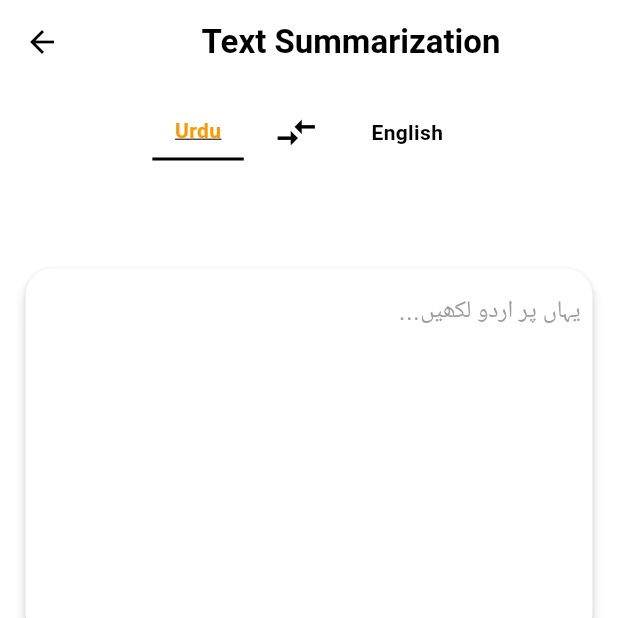
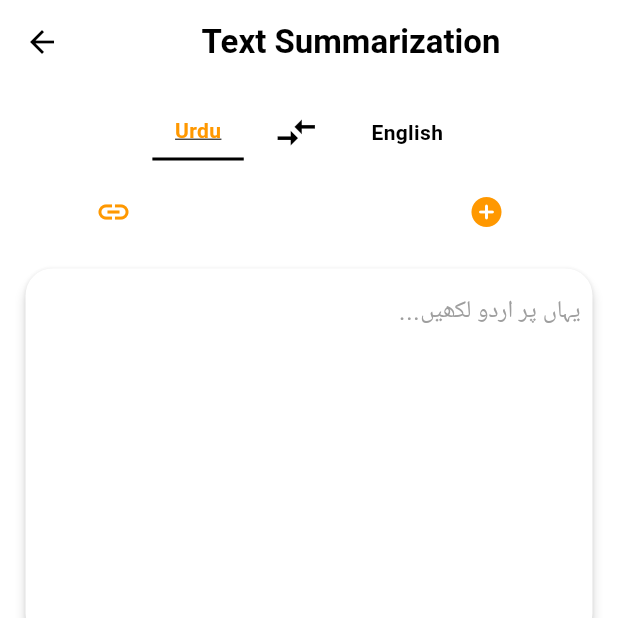
Before and after one commit to Wasiue03/linguotech, a Flutter app: the SummaryGeneratorScreen screen opened by its route, on a phone screen of 412 x 824 dp, the top half of it. Run offline on Flutter 3.47's test engine with Material 3 defaults, Android fonts, the phone set to English and light mode, and no system bars; our stand-ins replace cloud_firestore, file_picker, firebase_auth, firebase_core, flutter_tts, google_sign_in and 1 more; accounts and stored records are empty.

Commit message:
integrated language provider with summarization screen

```diff
--- a/lib/Screens/Summarization/summary.dart
+++ b/lib/Screens/Summarization/summary.dart
@@ -4,8 +4,10 @@ import 'package:flutter/material.dart';
 import 'package:flutter/services.dart';
 import 'package:linguotech/Screens/pdf.dart';
 import 'package:linguotech/model/Summarization/summary_model.dart';
+import 'package:linguotech/services/language_provider.dart';
 import 'package:linguotech/widgets/Nav_Bar/Navigation_bar.dart';
 import 'package:linguotech/widgets/language_selectot.dart';
+import 'package:provider/provider.dart';
 
 class SummaryGenerator extends StatelessWidget {
   @override
@@ -50,13 +52,14 @@ class _SummaryGeneratorScreenState extends State<SummaryGeneratorScreen> {
 
   @override
   Widget build(BuildContext context) {
+    final languageProvider = Provider.of<LanguageProvider>(context);
     _isDarkMode = Theme.of(context).brightness == Brightness.dark;
     return Scaffold(
       backgroundColor: _isDarkMode ? Colors.black : Colors.white,
       appBar: AppBar(
         title: Center(
           child: Text(
-            'Text Summarization',
+            languageProvider.getLocalizedString('Text Summarization'),
             style: TextStyle(fontWeight: FontWeight.bold),
           ),
         ),
@@ -80,14 +83,14 @@ class _SummaryGeneratorScreenState extends State<SummaryGeneratorScreen> {
                     children: [
                       Icon(
                         Icons.link,
-                        color: Colors.white,
+                        color: Colors.orange,
                       ),
                       SizedBox(
                           width: 10), // Adjust spacing between icons if needed
                       IconButton(
                         icon: Icon(
                           Icons.add_circle_rounded,
-                          color: Colors.white,
+                          color: Colors.orange,
                         ),
                         onPressed: () async {
                           // TextEditingController summaryController =
@@ -134,12 +137,14 @@ class _SummaryGeneratorScreenState extends State<SummaryGeneratorScreen> {
                         if (selectedLanguage == 'Urdu' &&
                             _containsEnglish(value)) {
                           setState(() {
-                            _errorText = 'Only Urdu characters are allowed';
+                            _errorText = languageProvider.getLocalizedString(
+                                'Only Urdu characters are allowed');
                           });
                         } else if (selectedLanguage == 'English' &&
                             _containsNonEnglish(value)) {
                           setState(() {
-                            _errorText = 'Only English characters are allowed';
+                            _errorText = languageProvider.getLocalizedString(
+                                'Only English characters are allowed');
                           });
                         } else {
                           setState(() {
@@ -173,7 +178,7 @@ class _SummaryGeneratorScreenState extends State<SummaryGeneratorScreen> {
                     _outputController.text = urdu_Summary;
                   },
                   child: Text(
-                    'Generate',
+                    languageProvider.getLocalizedString('Generate'),
                     style: TextStyle(
                       color: _isDarkMode ? Colors.white : Colors.orange,
                     ),
@@ -195,7 +200,8 @@ class _SummaryGeneratorScreenState extends State<SummaryGeneratorScreen> {
                       readOnly: true,
                       decoration: InputDecoration(
                         floatingLabelBehavior: FloatingLabelBehavior.always,
-                        labelText: 'Summary',
+                        labelText:
+                            languageProvider.getLocalizedString('Summary'),
                         labelStyle: TextStyle(fontWeight: FontWeight.bold),
                         border: InputBorder.none, // Remove border
                       ),
--- a/lib/services/language_provider.dart
+++ b/lib/services/language_provider.dart
@@ -26,6 +26,18 @@ class LanguageProvider with ChangeNotifier {
     'English': 'انگریزی',
     'Urdu': 'اردو',
     'Settings': 'ترتیبات',
+    'Summary': 'خلاصہ',
+    'Camera': 'کیمرا',
+    'Translate': 'ترجمہ',
+    'History': 'تاریخچہ',
+    'Text Summarization': 'متن خلاصہ کاری',
+    'Enter Web Link': 'ویب لنک درج کریں',
+    'Enter Link': 'لنک درج کریں',
+    'Generate Summary': 'خلاصہ تشکیل دیں',
+    'Only Urdu characters are allowed': 'صرف اردو حروف مجاز ہیں',
+    'Only English characters are allowed': 'صرف انگریزی حروف مجاز ہیں',
+    'Enter Text Here...': 'یہاں متن درج کریں...',
+    'Generate': 'تشکیل دیں',
   };
 
   String getLocalizedString(String key) {
--- a/lib/widgets/Nav_Bar/Navigation_bar.dart
+++ b/lib/widgets/Nav_Bar/Navigation_bar.dart
@@ -1,6 +1,7 @@
 import 'package:flutter/material.dart';
 import 'package:provider/provider.dart';
 import 'package:linguotech/services/theme_provider.dart';
+import 'package:linguotech/services/language_provider.dart';
 
 class CustomBottomNavigationBar extends StatefulWidget {
   const CustomBottomNavigationBar({Key? key}) : super(key: key);
@@ -16,6 +17,7 @@ class _CustomBottomNavigationBarState extends State<CustomBottomNavigationBar> {
   @override
   Widget build(BuildContext context) {
     final themeProvider = Provider.of<DarkThemeProvider>(context);
+    final languageProvider = Provider.of<LanguageProvider>(context);
     final isDarkTheme = themeProvider.darkTheme;
 
     return BottomNavigationBar(
@@ -26,23 +28,23 @@ class _CustomBottomNavigationBarState extends State<CustomBottomNavigationBar> {
       items: [
         BottomNavigationBarItem(
           icon: Icon(Icons.summarize_rounded),
-          label: 'Summary',
+          label: languageProvider.getLocalizedString('Summary'),
         ),
         BottomNavigationBarItem(
           icon: Icon(Icons.camera_alt_rounded),
-          label: 'Camera',
+          label: languageProvider.getLocalizedString('Camera'),
         ),
         BottomNavigationBarItem(
           icon: Icon(Icons.translate_rounded),
-          label: 'Translate',
+          label: languageProvider.getLocalizedString('Translate'),
         ),
         BottomNavigationBarItem(
           icon: Icon(Icons.history),
-          label: 'History',
+          label: languageProvider.getLocalizedString('History'),
         ),
         BottomNavigationBarItem(
           icon: Icon(Icons.settings),
-          label: 'Settings',
+          label: languageProvider.getLocalizedString('Settings'),
         ),
       ],
       currentIndex: _currentIndex,
--- a/lib/widgets/language_selectot.dart
+++ b/lib/widgets/language_selectot.dart
@@ -1,4 +1,6 @@
 import 'package:flutter/material.dart';
+import 'package:linguotech/services/language_provider.dart';
+import 'package:provider/provider.dart';
 
 class LanguageSelector extends StatelessWidget {
   final String selectedLanguage;
@@ -10,6 +12,7 @@ class LanguageSelector extends StatelessWidget {
 
   @override
   Widget build(BuildContext context) {
+    final languageProvider = Provider.of<LanguageProvider>(context);
     return Column(
       children: [
         Container(
@@ -33,7 +36,7 @@ class LanguageSelector extends StatelessWidget {
                         : null,
                   ),
                   child: Text(
-                    'Urdu',
+                    languageProvider.getLocalizedString('Urdu'),
                     style: TextStyle(
                       color: selectedLanguage == 'Urdu'
                           ? Colors.orange
@@ -75,7 +78,7 @@ class LanguageSelector extends StatelessWidget {
                         : null,
                   ),
                   child: Text(
-                    'English',
+                    languageProvider.getLocalizedString('English'),
                     style: TextStyle(
                       color: selectedLanguage == 'English'
                           ? Colors.orange
```
